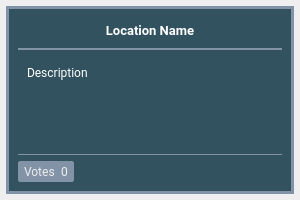
botorabi/Meet4Eat-Desktop, file src/app/gui/forms/widgetlocation.ui: the form before one commit.
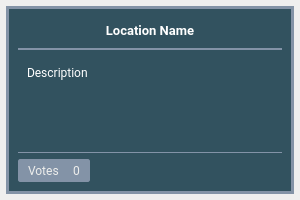
The form after the commit. Icons and pictures are not drawn.

Diff of the .ui file:
```diff
--- a/src/app/gui/forms/widgetlocation.ui
+++ b/src/app/gui/forms/widgetlocation.ui
@@ -206,6 +206,9 @@
           </property>
           <item>
            <widget class="QWidget" name="widgetVotes" native="true">
+            <property name="enabled">
+             <bool>true</bool>
+            </property>
             <property name="cursor">
              <cursorShape>WhatsThisCursor</cursorShape>
             </property>
@@ -213,10 +216,16 @@
              <string>No votes</string>
             </property>
             <property name="styleSheet">
-             <string notr="true">#widgetVotes {
+             <string notr="true">QWidget {
+  color: white;
   border-radius: 2px;
-  border: 1px solid rgb(131, 147, 167);
-  background-color: rgb(131,147, 167);
+  border: 1px solid rgb(131, 147,167);
+  background-color: rgb(131,147,167);
+}
+
+QWidget::disabled {
+  background-color: rgba(131,147,167,20);
+  border: 0;
 }</string>
             </property>
             <layout class="QHBoxLayout" name="horizontalLayout_4">
```
Left out of the diff: 2 changed lines with no effect on the pictures.
